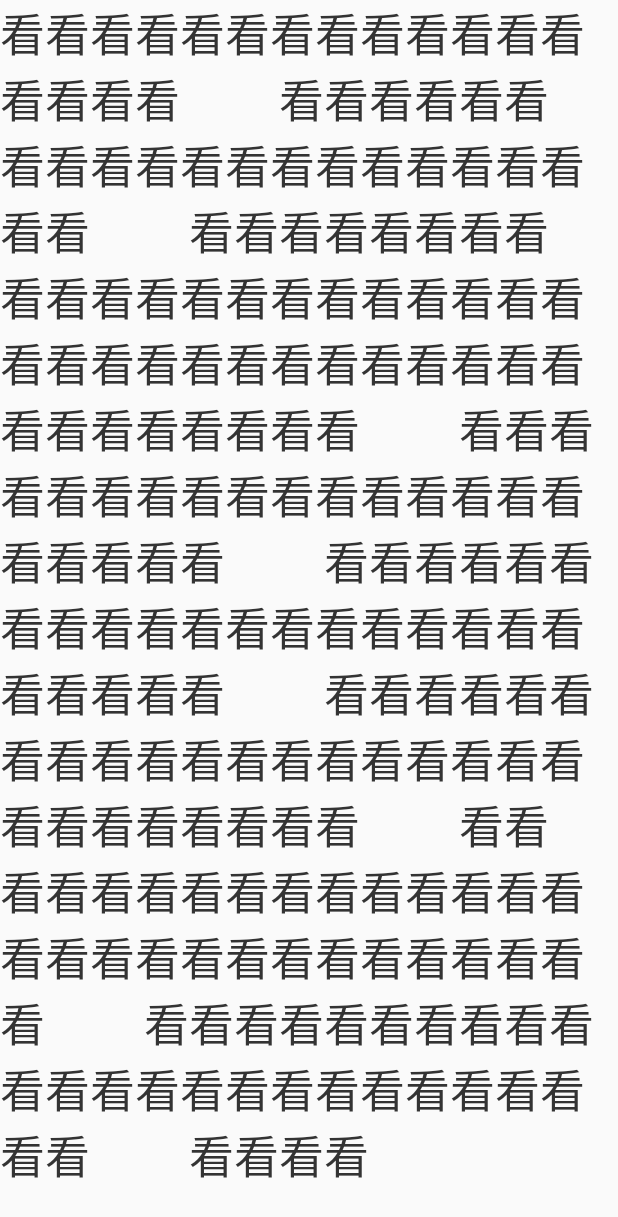
After one commit to huoyan/PreviewWork, an Android app: the layout activity_mh_test.xml on its own in the app's theme, with its tools: preview values and no code run, on a phone screen of 412 x 824 dp. The commit adds this screen. Shown: the top 1217 px of the screen. Run offline under Robolectric (Android 15) with nearby library versions, the phone set to English and light mode, and no system bars.

Commit message:
1.模糊测试

```diff
--- a/app/build.gradle
+++ b/app/build.gradle
@@ -53,6 +53,9 @@ android {
 
         resValue("string", "growingio_project_id", "a97716f33e4aaa64")
         resValue("string", "growingio_url_scheme", "growing.57b43c3cb5f2d6dd")
+
+        renderscriptTargetApi 19
+        renderscriptSupportModeEnabled true
     }
     buildTypes {
         release {
--- a/app/src/main/java/com/zxp/cs/MainActivity.java
+++ b/app/src/main/java/com/zxp/cs/MainActivity.java
@@ -18,6 +18,7 @@ import com.zxp.cs.ui.ApannableStringActivity;
 import com.zxp.cs.ui.ButtonTestActivity;
 import com.zxp.cs.ui.CjsTestActivity;
 import com.zxp.cs.ui.GridViewActivity;
+import com.zxp.cs.ui.MhTestActivity;
 import com.zxp.cs.ui.PeActivity;
 import com.zxp.cs.ui.PopUpTestActivity;
 import com.zxp.cs.ui.ProgressActivity;
@@ -222,5 +223,9 @@ public class MainActivity extends AppCompatActivity {
         Intent intent = new Intent(this, TestGjhActivity.class);
         startActivity(intent);
     }
+    public void toMh(View view){
+        Intent intent = new Intent(this, MhTestActivity.class);
+        startActivity(intent);
+    }
 
 }
--- /dev/null
+++ b/app/src/main/res/layout/activity_mh_test.xml
@@ -0,0 +1,38 @@
+<?xml version="1.0" encoding="utf-8"?>
+<androidx.constraintlayout.widget.ConstraintLayout xmlns:android="http://schemas.android.com/apk/res/android"
+    xmlns:app="http://schemas.android.com/apk/res-auto"
+    xmlns:tools="http://schemas.android.com/tools"
+    android:layout_width="match_parent"
+    android:layout_height="match_parent"
+    tools:context=".ui.MhTestActivity">
+
+
+    <TextView
+
+        android:layout_width="match_parent"
+        android:layout_height="match_parent"
+        android:textColor="@color/text_black"
+        android:textSize="30dp"
+        android:text="看看看看看看看看看看看看看看看看看
+        看看看看看看看看看看看看看看看看看看看看看
+        看看看看看看看看看看看看看看看看看看看看看
+        看看看看看看看看看看看看看看看看看看看看看
+        看看看看看看看看看看看看看看看看看看看看看
+        看看看看看看看看看看看看看看看看看看看看看看看看
+        看看看看看看看看看看看看看看看看看看看看看看看看看看看
+        看看看看看看看看看看看看看看看看看看看看看看看看看看看看看
+        看看看看看看看看看看看看看看看看看看看看看看看看看
+        看看看看"></TextView>
+
+
+    <ImageView
+        android:id="@+id/img"
+        android:layout_marginTop="300dp"
+        android:layout_width="match_parent"
+        android:layout_height="match_parent">
+
+    </ImageView>
+
+
+
+</androidx.constraintlayout.widget.ConstraintLayout>
```
Also changed, not shown: app/src/main/AndroidManifest.xml (+12 -0 lines), app/src/main/java/com/zxp/cs/ui/ApannableStringActivity.java (+9 -0 lines), app/src/main/java/com/zxp/cs/ui/MhTestActivity.java (added, +29 -0 lines), app/src/main/java/com/zxp/cs/util/FastBlur.java (added, +47 -0 lines), app/src/main/java/com/zxp/cs/view/BlurringView.java (added, +172 -0 lines), app/src/main/res/layout/activity_main.xml (+9 -0 lines), app/src/main/res/drawable/white.png (added), 1 other file.
